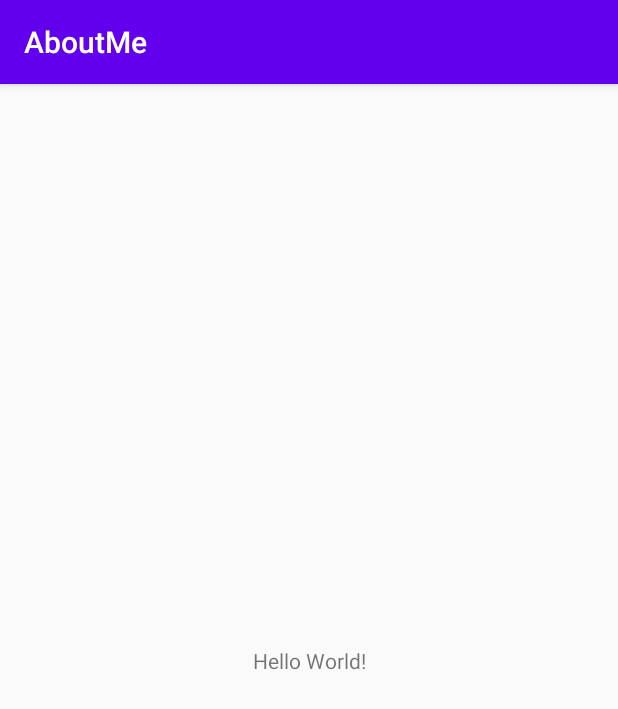
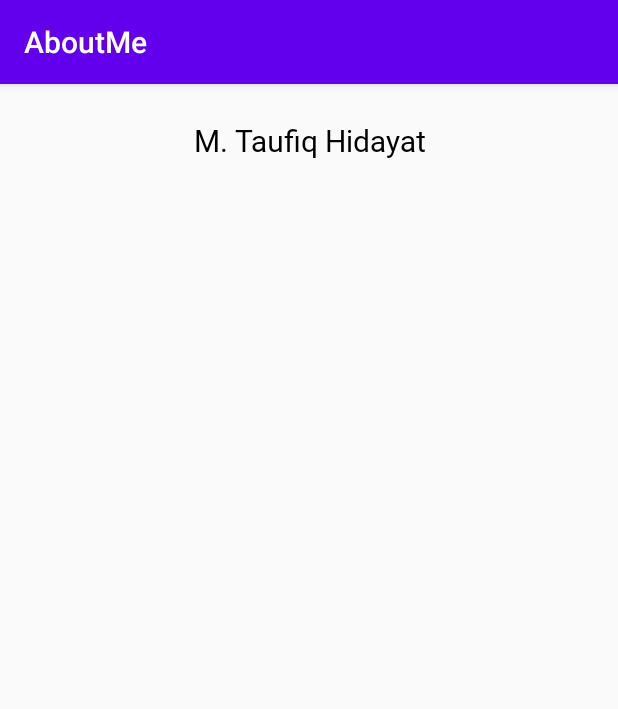
Before and after one commit to MtaufiqH/AboutMe, an Android app: the screen it shows after launch (MainActivity), on a phone screen of 412 x 824 dp. Shown: the top 709 px of the screen. Run offline under Robolectric (Android 15) with nearby library versions, the phone set to English and light mode, and no system bars.

Commit message:
style text

```diff
--- a/app/src/main/res/layout/activity_main.xml
+++ b/app/src/main/res/layout/activity_main.xml
@@ -1,18 +1,18 @@
 <?xml version="1.0" encoding="utf-8"?>
-<androidx.constraintlayout.widget.ConstraintLayout xmlns:android="http://schemas.android.com/apk/res/android"
+<LinearLayout xmlns:android="http://schemas.android.com/apk/res/android"
     xmlns:app="http://schemas.android.com/apk/res-auto"
     xmlns:tools="http://schemas.android.com/tools"
     android:layout_width="match_parent"
     android:layout_height="match_parent"
+    android:orientation="vertical"
     tools:context=".MainActivity">
 
     <TextView
-        android:layout_width="wrap_content"
+        android:id="@+id/name_text"
+        style="@style/nameStyle"
+        android:layout_width="match_parent"
         android:layout_height="wrap_content"
-        android:text="Hello World!"
-        app:layout_constraintBottom_toBottomOf="parent"
-        app:layout_constraintLeft_toLeftOf="parent"
-        app:layout_constraintRight_toRightOf="parent"
-        app:layout_constraintTop_toTopOf="parent" />
+        android:text="@string/my_name"
+        android:textAlignment="center" />
 
-</androidx.constraintlayout.widget.ConstraintLayout>
+</LinearLayout>
--- /dev/null
+++ b/app/src/main/res/values/dimens.xml
@@ -0,0 +1,6 @@
+<?xml version="1.0" encoding="utf-8"?>
+<resources>
+    <dimen name="text_size">20sp</dimen>
+    <dimen name="small_padding">8dp</dimen>
+    <dimen name="layout_margin">16dp</dimen>
+</resources>
--- a/app/src/main/res/values/strings.xml
+++ b/app/src/main/res/values/strings.xml
@@ -1,3 +1,4 @@
 <resources>
     <string name="app_name">AboutMe</string>
+    <string name="my_name">M. Taufiq Hidayat</string>
 </resources>
--- a/app/src/main/res/values/styles.xml
+++ b/app/src/main/res/values/styles.xml
@@ -7,4 +7,12 @@
         <item name="colorAccent">@color/colorAccent</item>
     </style>
 
+    <style name="nameStyle">
+        <item name="android:fontFamily">@font/roboto</item>
+        <item name="android:textColor">@android:color/black</item>
+        <item name="android:textSize">@dimen/text_size</item>
+        <item name="android:layout_marginTop">@dimen/layout_margin</item>
+        <item name="android:paddingTop">@dimen/small_padding</item>
+    </style>
+
 </resources>
```
Also changed, not shown: app/src/main/res/font/roboto.ttf (added).
